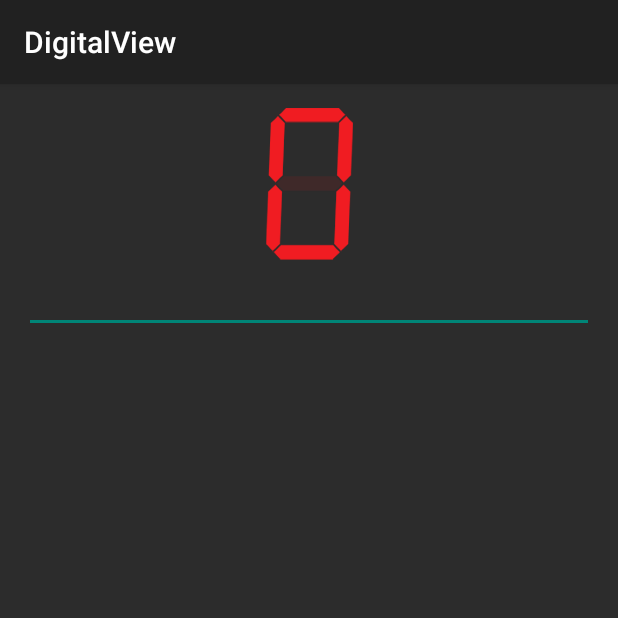
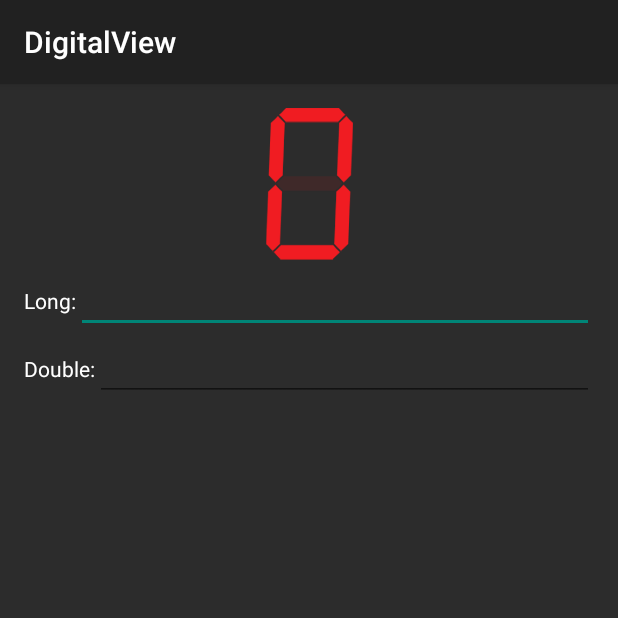
Before and after one commit to songzhiyong/DigitalView, an Android app: the screen it shows after launch (MainActivity), on a phone screen of 412 x 824 dp, the top half of it. Run offline under Robolectric (Android 15) with nearby library versions, the light colour scheme and no system bars.

Commit message:
fix double digital :bug:

```diff
--- a/app/src/main/java/me/ziso/digitalview/DigitalView.java
+++ b/app/src/main/java/me/ziso/digitalview/DigitalView.java
@@ -5,48 +5,58 @@ import android.content.res.TypedArray;
 import android.graphics.Bitmap;
 import android.graphics.BitmapFactory;
 import android.util.AttributeSet;
+import android.util.Log;
 import android.view.View;
 import android.widget.LinearLayout;
 
 public class DigitalView extends LinearLayout {
-  public static final int DEFAULT_BIT = 5;
-  private int mDigitalBit;
-  private long mDuration;
+  public static final String TAG = "DigitalView";
+
+  public static final int DEFAULT_DIGITAL_BIT = 5;
+  public static final int DEFAULT_DECIMAL_BIT = 2;
+  public static final int DEFAULT_DURATION = 200;
+  private int digitalBit;//总位数
+  private int decimalBit;//小数点后几位
+  private long duration;
   private boolean showZeros = false;
 
   private DigitalItemView[] mChildren;
 
   public DigitalView(Context context) {
     super(context);
-    initChildren(context, R.drawable.digital_img, DEFAULT_BIT);
+    init(context, R.drawable.digital_img, DEFAULT_DIGITAL_BIT, DEFAULT_DECIMAL_BIT,
+        DEFAULT_DURATION);
   }
 
   public DigitalView(Context context, AttributeSet attrs) {
     super(context, attrs);
     TypedArray a = context.obtainStyledAttributes(attrs, R.styleable.DigitalView);
-    int bit = a.getInt(R.styleable.DigitalView_bit, DEFAULT_BIT);
+    int bit = a.getInt(R.styleable.DigitalView_bit, DEFAULT_DIGITAL_BIT);
+    int decimalBit = a.getInt(R.styleable.DigitalView_decimal_bit, DEFAULT_DECIMAL_BIT);
     int resId = a.getResourceId(R.styleable.DigitalView_digital_img, R.drawable.digital_img);
-    mDuration = a.getResourceId(R.styleable.DigitalView_animate_duration, 200);
-    initChildren(context, resId, bit);
+    long duration = a.getResourceId(R.styleable.DigitalView_animate_duration, 200);
+    init(context, resId, bit, decimalBit, duration);
   }
 
-  private void initChildren(Context context, int resId, int bit) {
+  private void init(Context context, int resId, int bit, int decimalBit, long duration) {
     Bitmap bitmap = BitmapFactory.decodeResource(context.getResources(), resId);
     LayoutParams params = new LayoutParams(LayoutParams.WRAP_CONTENT, bitmap.getHeight() / 11);
-    mDigitalBit = bit;
+    this.digitalBit = bit;
+    this.decimalBit = decimalBit;
+    this.duration = duration;
     mChildren = new DigitalItemView[bit];
-    for (int i = 0; i < mDigitalBit; i++) {
-      mChildren[mDigitalBit - 1 - i] = new DigitalItemView(context, bitmap, mDuration);
-      addView(mChildren[mDigitalBit - 1 - i], i, params);
+    for (int i = 0; i < digitalBit; i++) {
+      mChildren[digitalBit - 1 - i] = new DigitalItemView(context, bitmap, this.duration);
+      addView(mChildren[digitalBit - 1 - i], i, params);
     }
     setDigital((long) 0);
   }
 
   public void setDigital(long digital) {
     int log10 = Math.max(0, (int) Math.log10(digital));
-    // 不显示前面的零
-    showBeforeZeros(log10);
-    // 显示整数部分（除个位数）
+    for (int i = digitalBit - 1; i > log10; i--) {
+      mChildren[i].setVisibility(View.GONE);
+    }
     for (int i = log10; i > 0; i--) {
       int base = (int) Math.pow(10, i);
       int temp = (int) (digital / base);
@@ -55,50 +65,42 @@ public class DigitalView extends LinearLayout {
       mChildren[i].setVisibility(View.VISIBLE);
       mChildren[i].setDigital(temp);
     }
-
-    // 显示个位数，即使个位数为零，也要显示出来。
     mChildren[0].setVisibility(View.VISIBLE);
     mChildren[0].setDigital((int) (digital % 10));
   }
 
-  private void showBeforeZeros(int log10) {
-    if (!showZeros) {
-      for (int i = mDigitalBit - 1; i > log10; i--) {
-        mChildren[i].setVisibility(View.GONE);
-      }
+  public void setDigital(double digital) throws Exception {
+    long digitalLong = (long) digital;
+    if (String.valueOf(digitalLong).length() > digitalBit - decimalBit - 1) {
+      throw new RuntimeException("Expect a decimal point based on your config!");
     }
-  }
-
-  public void setDigital(double fdigital) {
-    long digital = (long) fdigital;
-    int log10 = Math.max(0, (int) Math.log10(digital));
-    showBeforeZeros(log10);
-
-    for (int i = log10 + 3; i >= 4; i--) {
-      int base = (int) Math.pow(10, i - 3);
-      int temp = (int) (digital / base);
-      digital = (int) (digital % base);
-
+    int log10 = Math.max(0, (int) Math.log10(digitalLong));
+    for (int i = digitalBit - 1, n = log10 + decimalBit + 1; i > n; i--) {
+      mChildren[i].setVisibility(View.GONE);
+    }
+    int lastPos = log10 + decimalBit + 1;
+    int pointPos = decimalBit;
+    for (int i = lastPos; i >= pointPos + 2; i--) {
+      Log.d(TAG, "pointPos=" + pointPos + ",i=" + i);
+      int base = (int) Math.pow(10, i - decimalBit - 1);
+      int temp = (int) (digitalLong / base);
+      digitalLong = (int) (digitalLong % base);
       mChildren[i].setVisibility(View.VISIBLE);
       mChildren[i].setDigital(temp);
     }
 
-    // 显示个位数
-    mChildren[3].setVisibility(View.VISIBLE);
-    mChildren[3].setDigital((int) (digital % 10));
+    mChildren[decimalBit + 1].setVisibility(View.VISIBLE);
+    mChildren[decimalBit + 1].setDigital((int) (digitalLong % 10));
 
-    // 显示小数点
-    mChildren[2].setVisibility(VISIBLE);
-    mChildren[2].setDigital(10);
+    mChildren[decimalBit].setVisibility(VISIBLE);
+    mChildren[decimalBit].setDigital(10);
 
-    // 显示小数部分
-    //        fdigital = fdigital - Math.floor(fdigital);
-    //        digital = (long) (fdigital * 100);
-    digital = (long) (fdigital * 100 % 100);
-    for (int i = 1; i >= 0; i--) {
-      int basee = (int) Math.pow(10, i);
-      int temp = (int) (digital / basee);
-      digital = (int) (digital % basee);
+    double total = Math.pow(10, decimalBit);
+    digitalLong = (long) (digital * total % total);
+    for (int i = decimalBit - 1; i >= 0; i--) {
+      int base = (int) Math.pow(10, i);
+      int temp = (int) (digitalLong / base);
+      digitalLong = (int) (digitalLong % base);
 
       mChildren[i].setVisibility(View.VISIBLE);
       mChildren[i].setDigital(temp);
--- a/app/src/main/java/me/ziso/digitalview/MainActivity.java
+++ b/app/src/main/java/me/ziso/digitalview/MainActivity.java
@@ -5,18 +5,22 @@ import android.support.v7.app.ActionBarActivity;
 import android.text.Editable;
 import android.text.TextWatcher;
 import android.widget.EditText;
+import android.widget.Toast;
 
 public class MainActivity extends ActionBarActivity {
   private static final String TAG = "MainActivity";
   private DigitalView mDigital;
+
+  private EditText editLong;
+  private EditText editDouble;
 
   @Override
   protected void onCreate(Bundle savedInstanceState) {
     super.onCreate(savedInstanceState);
     setContentView(R.layout.activity_main);
     mDigital = (DigitalView) findViewById(R.id.digital);
-    final EditText edit = (EditText) findViewById(R.id.edittext);
-    edit.addTextChangedListener(new TextWatcher() {
+    editLong = (EditText) findViewById(R.id.edittext_long);
+    editLong.addTextChangedListener(new TextWatcher() {
       @Override public void beforeTextChanged(CharSequence charSequence, int i, int i2, int i3) {
       }
 
@@ -26,7 +30,7 @@ public class MainActivity extends ActionBarActivity {
       @Override public void afterTextChanged(Editable editable) {
         Long number = null;
         try {
-          number = Long.valueOf(edit.getText().toString());
+          number = Long.valueOf(editLong.getText().toString());
         } catch (NumberFormatException e) {
           e.printStackTrace();
           number = (long) 0;
@@ -34,5 +38,33 @@ public class MainActivity extends ActionBarActivity {
         mDigital.setDigital(number);
       }
     });
+    editDouble = (EditText) findViewById(R.id.edittext_double);
+    editDouble.addTextChangedListener(new TextWatcher() {
+      String lastString = "";
+
+      @Override public void beforeTextChanged(CharSequence charSequence, int i, int i2, int i3) {
+      }
+
+      @Override public void onTextChanged(CharSequence charSequence, int i, int i2, int i3) {
+      }
+
+      @Override public void afterTextChanged(Editable editable) {
+        Double number = null;
+        try {
+          number = Double.valueOf(editDouble.getText().toString());
+        } catch (NumberFormatException e) {
+          e.printStackTrace();
+          number = (double) 0;
+        }
+        try {
+          mDigital.setDigital(number);
+        } catch (Exception e) {
+          Toast.makeText(MainActivity.this, e.getMessage(), Toast.LENGTH_SHORT).show();
+          editDouble.setText(lastString);
+        }
+        lastString = editDouble.getText().toString();
+        editDouble.setSelection(lastString.length());
+      }
+    });
   }
 }
--- a/app/src/main/res/layout/activity_main.xml
+++ b/app/src/main/res/layout/activity_main.xml
@@ -17,14 +17,45 @@
       android:layout_height="wrap_content"
       android:layout_gravity="center"
       app:bit="5"
+      app:decimal_bit="3"
       app:animate_duration="100"
       />
-  <EditText
-      android:id="@+id/edittext"
+  <LinearLayout
       android:layout_width="match_parent"
       android:layout_height="wrap_content"
-      android:textColor="@android:color/white"
-      android:maxLength="5"
-      android:inputType="number"
-      />
+      >
+    <TextView
+        android:layout_width="wrap_content"
+        android:layout_height="wrap_content"
+        android:text="Long:"
+        android:textColor="@android:color/white"
+        />
+    <EditText
+        android:id="@+id/edittext_long"
+        android:layout_width="match_parent"
+        android:layout_height="wrap_content"
+        android:textColor="@android:color/white"
+        android:maxLength="5"
+        android:inputType="number"
+        />
+  </LinearLayout>
+  <LinearLayout
+      android:layout_width="match_parent"
+      android:layout_height="wrap_content"
+      >
+    <TextView
+        android:layout_width="wrap_content"
+        android:layout_height="wrap_content"
+        android:text="Double:"
+        android:textColor="@android:color/white"
+        />
+    <EditText
+        android:id="@+id/edittext_double"
+        android:layout_width="match_parent"
+        android:layout_height="wrap_content"
+        android:textColor="@android:color/white"
+        android:maxLength="5"
+        android:inputType="numberDecimal"
+        />
+  </LinearLayout>
 </LinearLayout>
--- a/app/src/main/res/values/attrs.xml
+++ b/app/src/main/res/values/attrs.xml
@@ -3,6 +3,7 @@
      <declare-styleable name="DigitalView">
         <attr name="digital_img" format="integer" />
         <attr name="bit" format="integer" />
+        <attr name="decimal_bit" format="integer" />
         <attr name="animate_duration" format="integer" />
     </declare-styleable>
 </resources>
```
Also changed, not shown: 1 other file.
